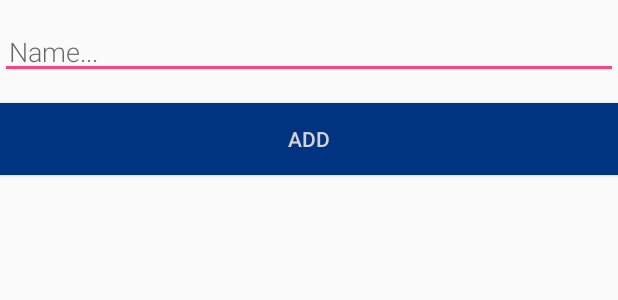
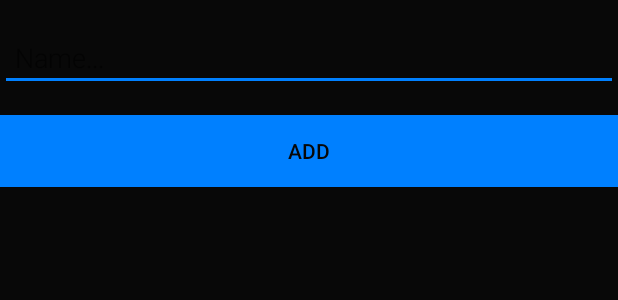
Before and after one commit to a-blondel/r6-tracking, an Android app: the layout activity_new_player.xml on its own in the app's theme, with its tools: preview values and no code run, on a phone screen of 412 x 824 dp. Shown: the top 300 px of the screen. Run offline under Robolectric (Android 15) with nearby library versions, the phone set to English and light mode, and no system bars.

Commit message:
Theme update

```diff
--- a/app/src/main/AndroidManifest.xml
+++ b/app/src/main/AndroidManifest.xml
@@ -19,7 +19,8 @@
                 <category android:name="android.intent.category.LAUNCHER" />
             </intent-filter>
         </activity>
-        <activity android:name=".NewPlayerActivity"></activity>
+        <activity android:name=".NewPlayerActivity"
+            android:label="Add Player"></activity>
     </application>
 
 </manifest>
--- a/app/src/main/java/com/rainbow6/siege/r6_app/MainActivity.java
+++ b/app/src/main/java/com/rainbow6/siege/r6_app/MainActivity.java
@@ -19,6 +19,7 @@ import com.rainbow6.siege.r6_app.Entities.Player;
 import com.rainbow6.siege.r6_app.RecyclerView.PlayerListAdapter;
 import com.rainbow6.siege.r6_app.ViewModel.PlayerViewModel;
 
+import java.util.Date;
 import java.util.List;
 
 public class MainActivity extends AppCompatActivity {
--- a/app/src/main/res/layout/activity_main.xml
+++ b/app/src/main/res/layout/activity_main.xml
@@ -28,8 +28,8 @@
         android:layout_height="wrap_content"
         android:layout_gravity="bottom|end"
         android:layout_margin="@dimen/fab_margin"
-        android:tint="@android:color/white"
-        app:backgroundTint="@color/colorPrimary"
+        android:tint="@color/colorPrimaryDark"
+        app:backgroundTint="@color/colorAccent"
         app:srcCompat="@drawable/ic_add_black_24dp" />
 
 </android.support.design.widget.CoordinatorLayout>
--- a/app/src/main/res/layout/activity_new_player.xml
+++ b/app/src/main/res/layout/activity_new_player.xml
@@ -2,7 +2,8 @@
 
 <LinearLayout xmlns:android="http://schemas.android.com/apk/res/android"
     android:orientation="vertical" android:layout_width="match_parent"
-    android:layout_height="match_parent">
+    android:layout_height="match_parent"
+    android:background="@color/colorPrimaryDark">
 
     <EditText
         android:id="@+id/edit_player"
@@ -11,17 +12,18 @@
         android:fontFamily="sans-serif-light"
         android:hint="@string/hint_player"
         android:inputType="textAutoComplete"
-        android:padding="@dimen/small_padding"
+        android:padding="10dp"
         android:layout_marginBottom="@dimen/big_padding"
         android:layout_marginTop="@dimen/big_padding"
-        android:textSize="18sp" />
+        android:textSize="18sp"
+        android:textColor="@color/colorAccent" />
 
     <Button
         android:id="@+id/button_add_player"
         android:layout_width="match_parent"
         android:layout_height="wrap_content"
-        android:background="@color/colorPrimaryDark"
+        android:background="@color/colorAccent"
         android:text="@string/button_add"
-        android:textColor="@color/buttonLabel" />
+        android:textColor="@color/colorPrimaryDark" />
 
 </LinearLayout>
--- a/app/src/main/res/layout/recyclerview_item.xml
+++ b/app/src/main/res/layout/recyclerview_item.xml
@@ -8,5 +8,6 @@
         style="@style/player"
         android:layout_width="match_parent"
         android:layout_height="wrap_content"
-        android:background="@android:color/darker_gray" />
+        android:background="@color/colorPrimaryDark"
+        android:textColor="@color/colorAccent"/>
 </LinearLayout>
--- a/app/src/main/res/values/colors.xml
+++ b/app/src/main/res/values/colors.xml
@@ -1,8 +1,15 @@
 <?xml version="1.0" encoding="utf-8"?>
 <resources>
-    <color name="colorPrimary">#0080FF</color>
-    <color name="colorPrimaryDark">#003380</color>
-    <color name="colorAccent">#FF4081</color>
-    <color name="buttonLabel">#d3d3d3</color>
-    <color name="grey">#999999</color>
+    <color name="colorPrimary">#003380</color>
+    <color name="colorPrimaryDark">#080808</color>
+    <color name="colorAccent">#0080FF</color>
+    <color name="grey">#97999B</color>
+    <!--<color name="specialRed">#E55753</color>-->
+    <!--<color name="specialRedDark">#F74E54</color>-->
+    <!--<color name="vertKaki">#256645</color>-->
+    <!--<color name="vertFluo">#16f1b4</color>-->
+
+    <color name="primary">#C41230</color>
+    <color name="primaryDark">#9E0C24</color>
+    <color name="textPrimary">#000</color>
 </resources>
--- a/app/src/main/res/values/styles.xml
+++ b/app/src/main/res/values/styles.xml
@@ -3,20 +3,24 @@
     <!-- Base application theme. -->
     <style name="AppTheme" parent="Theme.AppCompat.Light.DarkActionBar">
         <!-- Customize your theme here. -->
-        <item name="colorPrimary">@color/colorPrimaryDark</item>
-        <item name="colorPrimaryDark">@color/colorPrimaryDark</item>
+        <item name="colorPrimary">@color/colorAccent</item>
+        <item name="colorPrimaryDark">@color/colorAccent</item>
         <item name="colorAccent">@color/colorAccent</item>
     </style>
 
     <style name="AppTheme.NoActionBar">
         <item name="windowActionBar">false</item>
         <item name="windowNoTitle">true</item>
+        <!--<item name="android:windowFullscreen">true</item>-->
+        <!--<item name="android:windowContentOverlay">@null</item>-->
     </style>
 
     <style name="AppTheme.AppBarOverlay" parent="ThemeOverlay.AppCompat.Dark.ActionBar" />
 
     <style name="AppTheme.PopupOverlay" parent="ThemeOverlay.AppCompat.Light" />
 
+    <!-- The default font for RecyclerView items is too small.
+    The margin is a simple delimiter between the words. -->
     <style name="player">
         <item name="android:layout_width">match_parent</item>
         <item name="android:layout_height">26dp</item>
@@ -26,4 +30,5 @@
         <item name="android:paddingLeft">8dp</item>
     </style>
 
+
 </resources>
```
Also changed, not shown: app/src/main/java/com/rainbow6/siege/r6_app/Database/RainbowRoomDatabase.java (+9 -4 lines).
